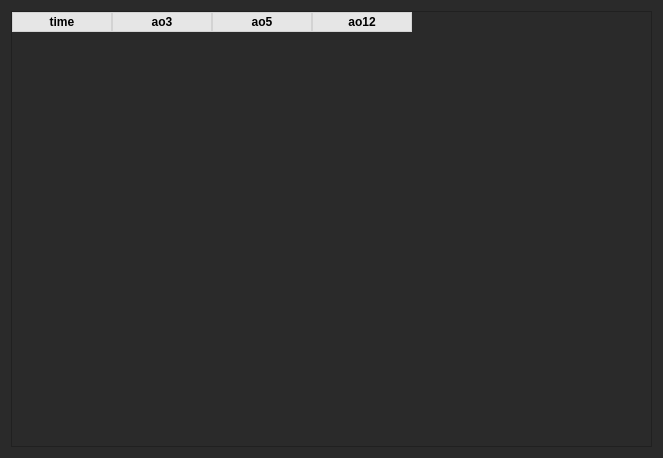
fibichadam/SpeedCubingTimer, file timelistwidget.ui: the form before one commit.
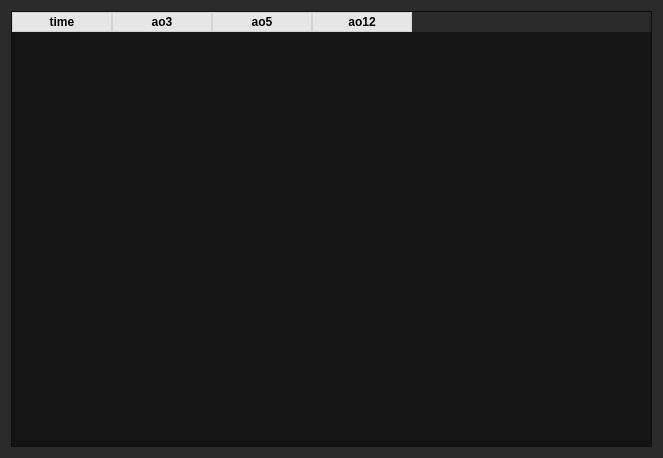
The form after the commit.

Patch:
```diff
--- a/timelistwidget.ui
+++ b/timelistwidget.ui
@@ -26,12 +26,21 @@
       </font>
      </property>
      <property name="styleSheet">
-      <string notr="true">QTableWidget::item {
+      <string notr="true">QTableWidget {
+  background: rgb(20,20,20);
+}
+
+QTableWidget::item {
   left: 10px;
   color: white;
   font: &quot;Calibri&quot; 12px;
 }
 
+QTableWidget::item:selected {
+  background: white;
+  color: black;
+}
+
 QHeaderView::section {
   font: &quot;Calibri&quot; 14px;
   font-weight: 700;
@@ -59,6 +68,9 @@
      <attribute name="horizontalHeaderStretchLastSection">
       <bool>false</bool>
      </attribute>
+     <attribute name="verticalHeaderShowSortIndicator" stdset="0">
+      <bool>false</bool>
+     </attribute>
      <attribute name="verticalHeaderStretchLastSection">
       <bool>false</bool>
      </attribute>
```
